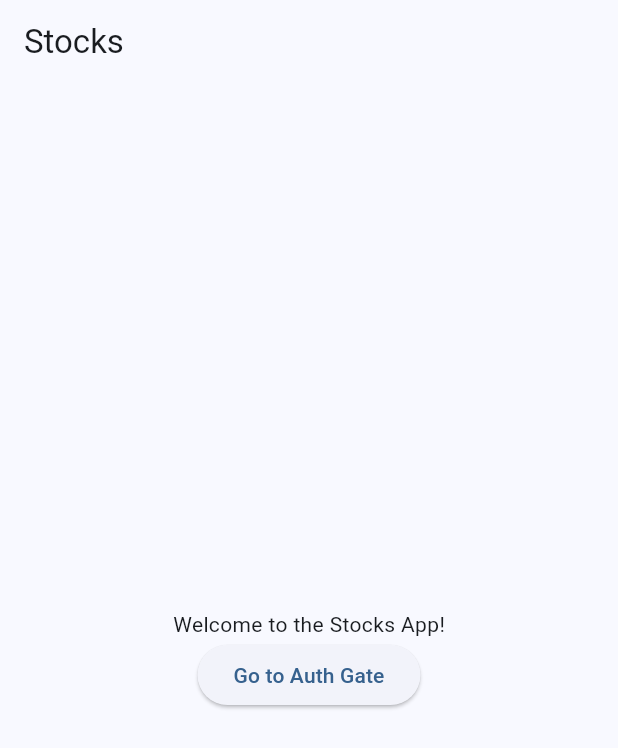
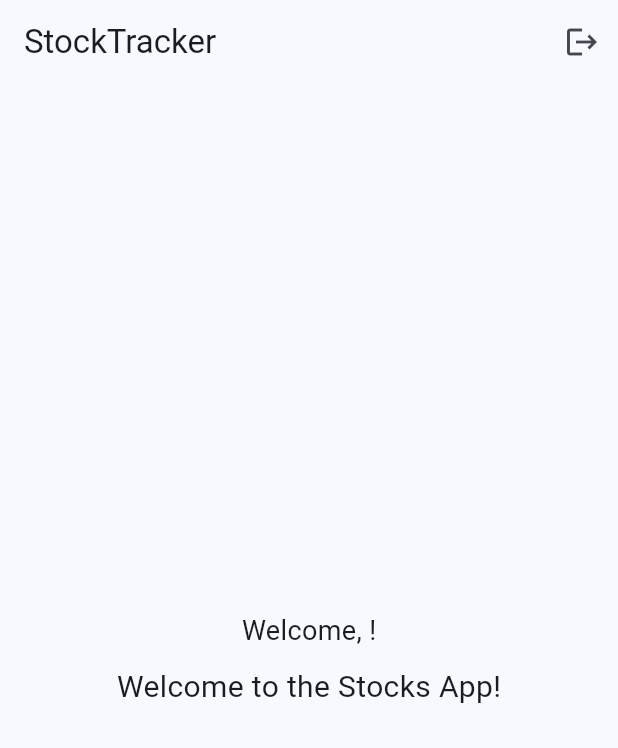
Before and after one commit to fernandocm9/MAD_project2_stocks, a Flutter app: the screen it shows once a user with an empty profile is signed in, on a phone screen of 412 x 824 dp. Shown: the top 748 px of the screen. Run offline on Flutter 3.47's test engine with Material 3 defaults, Android fonts, the light colour scheme and no system bars; our stand-ins replace cloud_firestore, firebase_auth, firebase_core; accounts and stored records are empty.

Commit message:
registering and signing in works. Added a sign out button to the scaffold of the homepage to log out properly.

```diff
--- a/stocks_app/lib/home_page.dart
+++ b/stocks_app/lib/home_page.dart
@@ -1,10 +1,10 @@
 import 'package:flutter/material.dart';
 import 'package:firebase_core/firebase_core.dart';
 import 'firebase_options.dart';
+import 'package:firebase_auth/firebase_auth.dart';
 import 'auth_gate.dart';
 
-
-class HomePage extends StatefulWidget{
+class HomePage extends StatefulWidget {
   const HomePage({super.key});
 
   @override
@@ -12,27 +12,41 @@ class HomePage extends StatefulWidget{
 }
 
 class _HomePageState extends State<HomePage> {
+  final FirebaseAuth _auth = FirebaseAuth.instance;
+
+  Future<void> _signOut() async {
+    await _auth.signOut();
+    Navigator.of(context).pushReplacement(
+      MaterialPageRoute(builder: (context) => const AuthGate()),
+    );
+  }
+
   @override
   Widget build(BuildContext context) {
+    final userEmail = _auth.currentUser?.email ?? 'No user logged in';
+
     return Scaffold(
       appBar: AppBar(
-        title: const Text('Stocks'),
+        title: const Text('StockTracker'),
+        actions: [
+          IconButton(
+            icon: const Icon(Icons.logout),
+            onPressed: _signOut,
+          ),
+        ],
       ),
       body: Center(
         child: Column(
           mainAxisAlignment: MainAxisAlignment.center,
           children: <Widget>[
+            Text(
+              'Welcome, $userEmail!',
+              style: const TextStyle(fontSize: 18),
+            ),
+            const SizedBox(height: 10),
             const Text(
               'Welcome to the Stocks App!',
-            ),
-            ElevatedButton(
-              onPressed: () {
-                Navigator.push(
-                  context,
-                  MaterialPageRoute(builder: (context) => const AuthGate()),
-                );
-              },
-              child: const Text('Go to Auth Gate'),
+              style: TextStyle(fontSize: 20),
             ),
           ],
         ),
```
